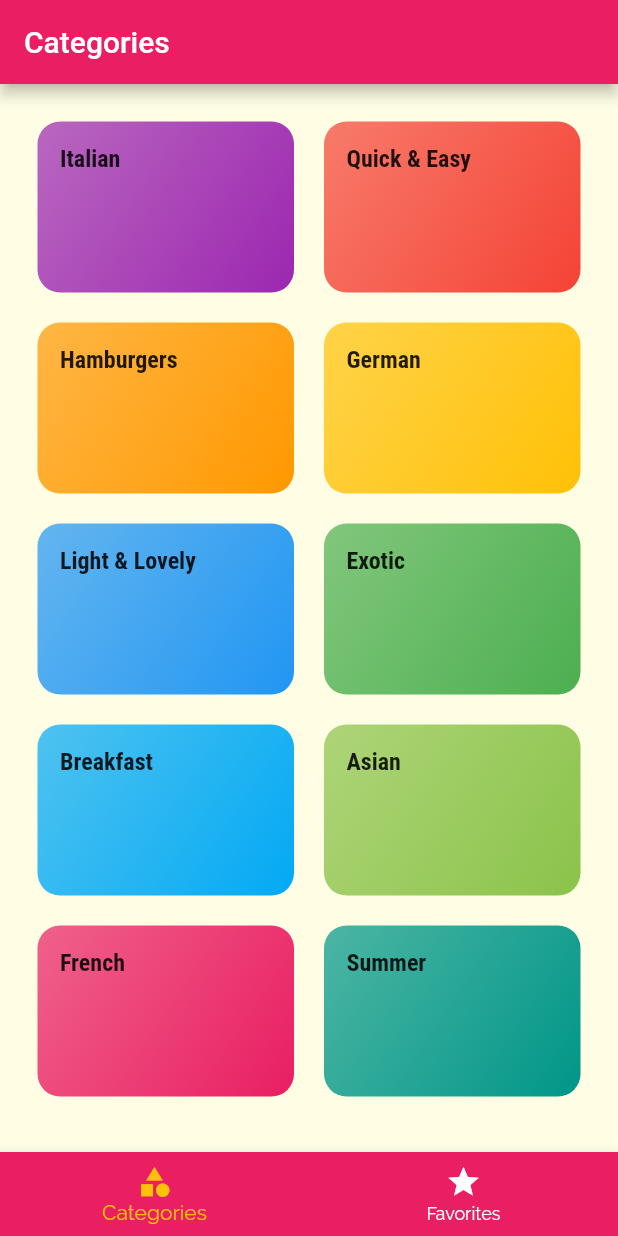
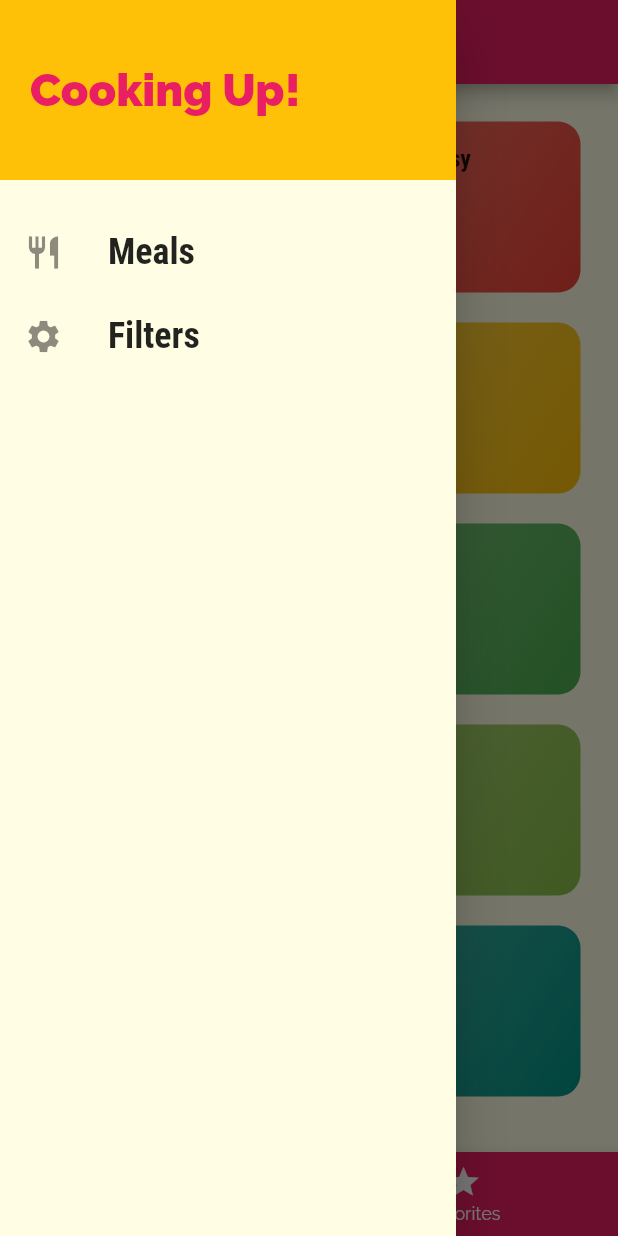
Before and after one commit to erwinmacaraig/navigation-meal-flutter, a Flutter app: the screen it shows after launch, with the side drawer open (before the commit the screen has no drawer), on a phone screen of 412 x 824 dp. Run offline on Flutter 3.47's test engine with Material 2 defaults, Android fonts, the phone set to English and light mode, and no system bars.

Commit message:
Popping Pages and Passing Data Back

```diff
--- a/lib/main.dart
+++ b/lib/main.dart
@@ -1,4 +1,5 @@
 import 'package:flutter/material.dart';
+import 'package:meals/screens/filters_screen.dart';
 import './screens/tabs_screen.dart';
 import './screens/categories_screen.dart';
 import './screens/category_meals_screen.dart';
@@ -38,6 +39,7 @@ class MyApp extends StatelessWidget {
         // '/category-meals': (context) => CategoryMealsScreen(),
         CategoryMealsScreen.routeName: (context) => CategoryMealsScreen(),
         MealDetailScreen.routeName: (context) => MealDetailScreen(),
+        FiltersScreen.routeName: (context) => FiltersScreen()
       },
       onGenerateRoute: (settings) {
         print(settings.arguments); //know the settings
--- /dev/null
+++ b/lib/screens/filters_screen.dart
@@ -0,0 +1,18 @@
+import 'package:flutter/cupertino.dart';
+import 'package:flutter/material.dart';
+import 'package:flutter/src/foundation/key.dart';
+import 'package:flutter/src/widgets/framework.dart';
+import '../widgets/main_drawer.dart';
+
+class FiltersScreen extends StatelessWidget {
+  static const routeName = '/filters';
+  @override
+  Widget build(BuildContext context) {
+    return Scaffold(
+      appBar: AppBar(
+        title: const Text('Filters'),
+      ),
+      drawer: MainDrawer(),
+    );
+  }
+}
--- a/lib/screens/meal_detail_screen.dart
+++ b/lib/screens/meal_detail_screen.dart
@@ -73,6 +73,12 @@ class MealDetailScreen extends StatelessWidget {
           ],
         ),
       ),
+      floatingActionButton: FloatingActionButton(
+        child: Icon(Icons.delete),
+        onPressed: () {
+          Navigator.of(context).pop(mealId);
+        },
+      ),
     );
   }
 }
--- a/lib/screens/tabs_screen.dart
+++ b/lib/screens/tabs_screen.dart
@@ -1,4 +1,5 @@
 import 'package:flutter/material.dart';
+import '../widgets/main_drawer.dart';
 import './categories_screen.dart';
 import './favorites_screen.dart';
 
@@ -28,6 +29,7 @@ class _TabsScreenState extends State<TabsScreen> {
       appBar: AppBar(
         title: Text(_pages[_selectedPageIndex]['title'] as String),
       ),
+      drawer: MainDrawer(),
       body: _pages[_selectedPageIndex]['page'] as Widget,
       bottomNavigationBar: BottomNavigationBar(
         onTap: _selectPage,
--- /dev/null
+++ b/lib/widgets/main_drawer.dart
@@ -0,0 +1,51 @@
+import 'package:flutter/material.dart';
+import 'package:meals/screens/filters_screen.dart';
+
+class MainDrawer extends StatelessWidget {
+  Widget buildListTile(String title, IconData icon, VoidCallback tapHandler) {
+    return ListTile(
+      leading: Icon(
+        icon,
+        size: 26,
+      ),
+      title: Text(
+        title,
+        style: TextStyle(
+            fontFamily: 'RobotoCondensed',
+            fontSize: 24,
+            fontWeight: FontWeight.bold),
+      ),
+      onTap: tapHandler,
+    );
+  }
+
+  @override
+  Widget build(BuildContext context) {
+    return Drawer(
+        child: Column(children: [
+      Container(
+        height: 120,
+        width: double.infinity,
+        padding: const EdgeInsets.all(20),
+        alignment: Alignment.centerLeft,
+        color: Theme.of(context).accentColor,
+        child: Text(
+          'Cooking Up!',
+          style: TextStyle(
+              fontWeight: FontWeight.w900,
+              fontSize: 30,
+              color: Theme.of(context).primaryColor),
+        ),
+      ),
+      const SizedBox(
+        height: 20,
+      ),
+      buildListTile('Meals', Icons.restaurant, () {
+        Navigator.of(context).pushReplacementNamed('/');
+      }),
+      buildListTile('Filters', Icons.settings, () {
+        Navigator.of(context).pushReplacementNamed(FiltersScreen.routeName);
+      }),
+    ]));
+  }
+}
```
Also changed, not shown: lib/screens/category_meals_screen.dart (+47 -16 lines), lib/widgets/meal_item.dart (+11 -3 lines).
